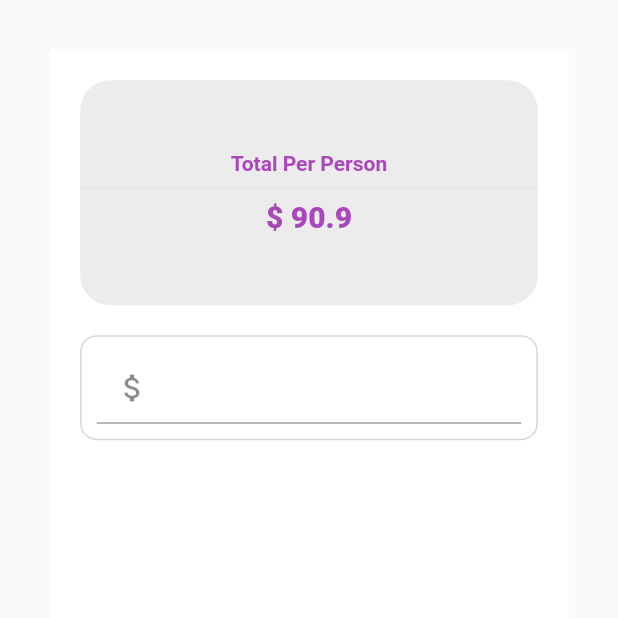
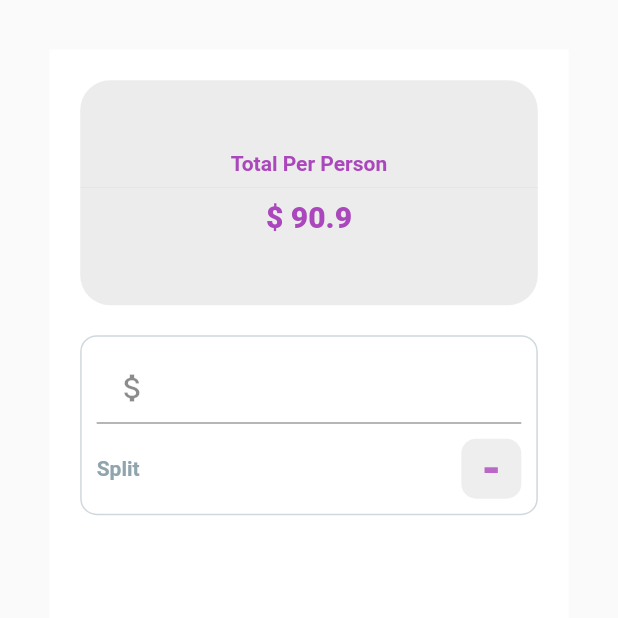
Before and after one commit to NegusNati/tip_calculator, a Flutter app: the screen it shows after launch, on a phone screen of 412 x 824 dp, the top half of it. Run offline on Flutter 3.47's test engine with Material 2 defaults, Android fonts, the phone set to English and light mode, and no system bars.

Commit message:
inkwell button

```diff
--- a/lib/screens/homeScreen.dart
+++ b/lib/screens/homeScreen.dart
@@ -92,6 +92,42 @@ class _HomeScreenState extends State<HomeScreen> {
                       }
                     },
                   ),
+                  const SizedBox(
+                    height: 10.0,
+                  ),
+                  Row(
+                    mainAxisAlignment: MainAxisAlignment.spaceBetween,
+                    children: [
+                      Text(
+                        'Split',
+                        style: TextStyle(
+                            fontWeight: FontWeight.bold,
+                            color: Colors.blueGrey.shade300),
+                      ),
+                      Row(
+                        children: [
+                          InkWell(
+                            child: Container(
+                              height: 40.0,
+                              width: 40.0,
+                              decoration: BoxDecoration(
+                                borderRadius: BorderRadius.circular(10.0),
+                                color: Colors.grey.shade200,
+                              ),
+                              child: Center(
+                                  child: Text(
+                                "-",
+                                style: TextStyle(
+                                    color: Colors.purple.shade300,
+                                    fontWeight: FontWeight.w900,
+                                    fontSize: 30.0),
+                              )),
+                            ),
+                          ),
+                        ],
+                      )
+                    ],
+                  ),
                 ],
               ),
             ),
```
